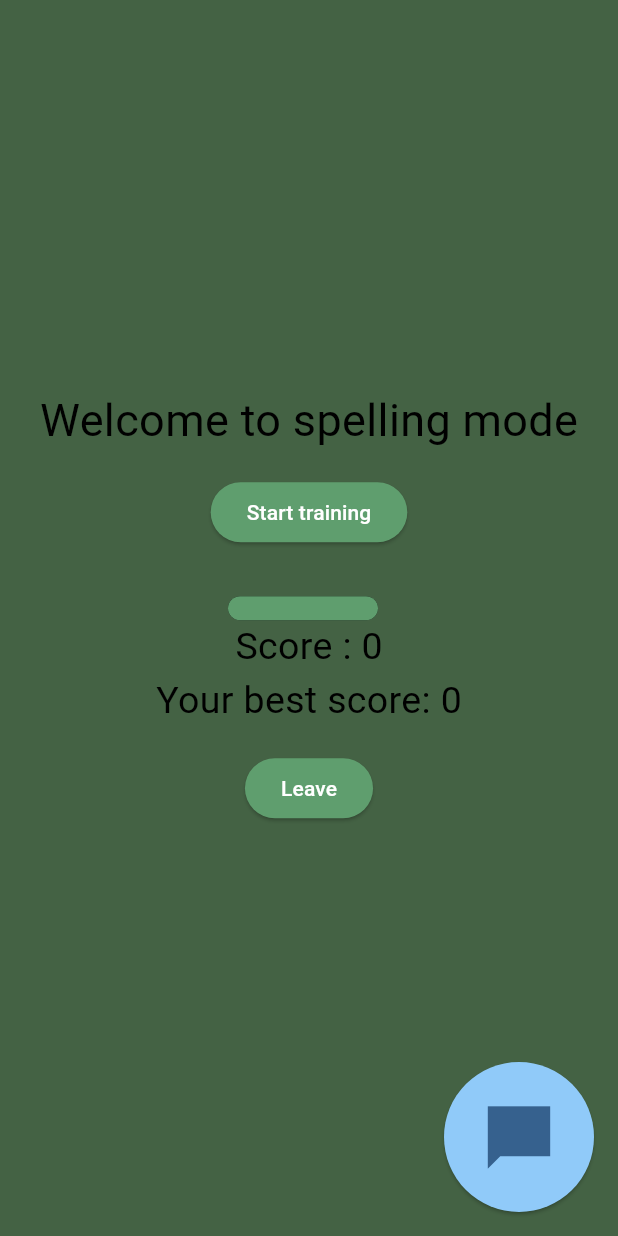
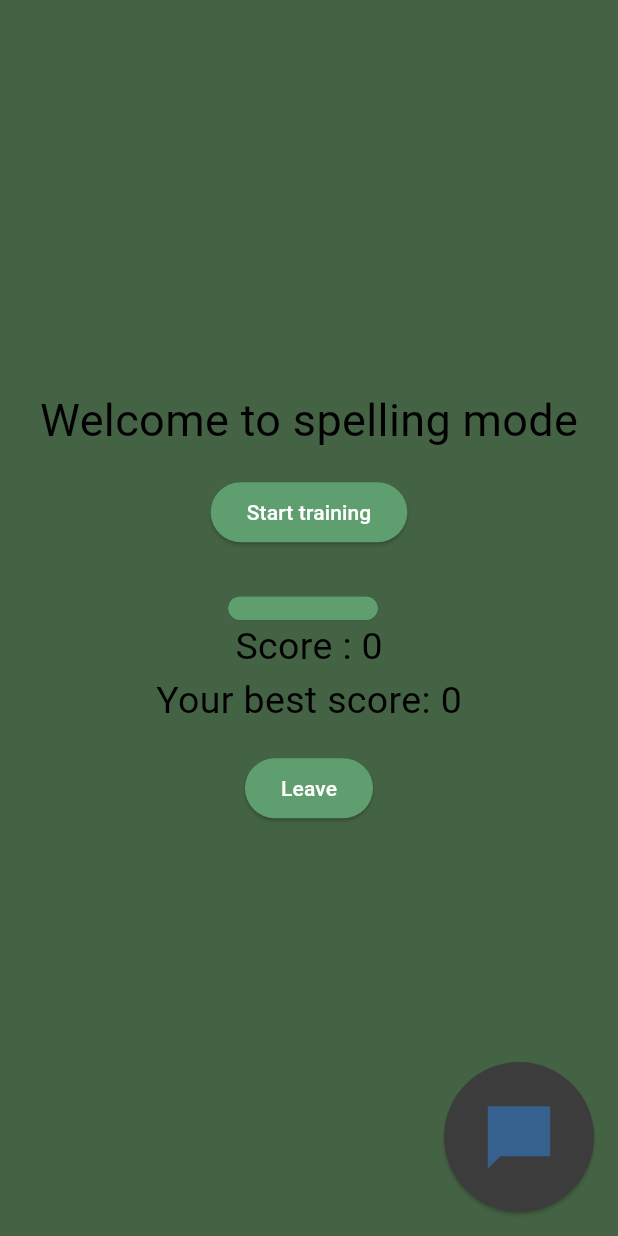
Before and after one commit to Rayounnes/LOG3900---203---Scrabble-Web-App, a Flutter app: the ModeOrthography screen opened directly, on a phone screen of 412 x 824 dp. Run offline on Flutter 3.47's test engine with Material 2 defaults, Android fonts, the light colour scheme and no system bars; our stand-ins replace camera, flutter_local_notifications, get_it, image_picker, injectable, just_audio and 2 more; network calls fail.

Commit message:
chat theme + pass exchange letters

```diff
--- a/light_client/app/lib/models/player_infos.dart
+++ b/light_client/app/lib/models/player_infos.dart
@@ -9,8 +9,8 @@ class PlayerInfos {
 
   factory PlayerInfos.fromJson(Map<String, dynamic> json) {
     return PlayerInfos(
-      username: json['username'],
-      socketId: json['socketId'],
+      username: json['username'] == null ? "" : json['username'],
+      socketId: json['socketId'] == null ? "" : json['socketId'],
     );
   }
 }
--- a/light_client/app/lib/screens/game_mode_choices.dart
+++ b/light_client/app/lib/screens/game_mode_choices.dart
@@ -111,6 +111,7 @@ class _GameChoicesState extends State<GameChoices> {
   @override
   Widget build(BuildContext context) {
     return ParentWidget(
+      theme: theme,
       child: Scaffold(
         appBar: AppBar(
           automaticallyImplyLeading: false,
--- a/light_client/app/lib/screens/help_page.dart
+++ b/light_client/app/lib/screens/help_page.dart
@@ -74,6 +74,7 @@ class _HelpSectionState extends State<HelpSection> {
   @override
   Widget build(BuildContext context) {
     return ParentWidget(
+      theme: widget.theme,
         child: Scaffold(
       appBar: AppBar(
         title: Text(translate.translateString(lang, 'Aide')),
--- a/light_client/app/lib/screens/join_game.dart
+++ b/light_client/app/lib/screens/join_game.dart
@@ -134,6 +134,7 @@ class _JoinGamesState extends State<JoinGames> {
   @override
   Widget build(BuildContext context) {
     return ParentWidget(
+      theme: theme,
       child: Scaffold(
         backgroundColor: theme == "dark"
             ? Color.fromARGB(255, 32, 107, 34)
--- a/light_client/app/lib/screens/mode_orthography.dart
+++ b/light_client/app/lib/screens/mode_orthography.dart
@@ -206,6 +206,7 @@ class _ModeOrthographyState extends State<ModeOrthography> {
   @override
   Widget build(BuildContext context) {
     return ParentWidget(
+      theme: theme,
         child: Scaffold(
       body: Container(
         color: theme == "dark"
--- a/light_client/app/lib/screens/user_account_page.dart
+++ b/light_client/app/lib/screens/user_account_page.dart
@@ -113,6 +113,7 @@ class _UserAccountPageState extends State<UserAccountPage> {
   @override
   Widget build(BuildContext context) {
     return ParentWidget(
+      theme: theme,
         child: Scaffold(
       appBar: AppBar(
         title: Text(
--- a/light_client/app/lib/screens/waiting_room.dart
+++ b/light_client/app/lib/screens/waiting_room.dart
@@ -222,6 +222,7 @@ class _WaitingRoomState extends State<WaitingRoom> {
   @override
   Widget build(BuildContext context) {
     return ParentWidget(
+      theme: theme,
         child: Scaffold(
             backgroundColor: theme == "dark"
                 ? Colors.green[800]
--- a/light_client/app/lib/widgets/information_pannel.dart
+++ b/light_client/app/lib/widgets/information_pannel.dart
@@ -151,7 +151,7 @@ class _TimerPageState extends State<TimerPage> {
       var listWords = (abandonMessage as String).split(' ');
       if (widget.isClassicMode && widget.lang == "en") {
         convertedMessage =
-            "${listWords[0]} has abandoned the game. The player has been replaced by the virtual player ${listWords[listWords.length - 1]}.";
+            "${listWords[0]} has abandoned the game. The player has been replaced by ${listWords[listWords.length - 1]}.";
       } else if (!widget.isClassicMode && widget.lang == "en") {
         convertedMessage = "${listWords[0]} has abandoned the game.";
       }
--- a/light_client/app/lib/widgets/parent_widget.dart
+++ b/light_client/app/lib/widgets/parent_widget.dart
@@ -7,8 +7,8 @@ import '../services/socket_client.dart';
 
 class ParentWidget extends StatefulWidget {
   final Widget child;
-  String? theme = 'dark';
-  ParentWidget({super.key, required this.child, this.theme});
+  final String theme;
+  ParentWidget({super.key, required this.child, required this.theme});
 
   @override
   State<ParentWidget> createState() => _ParentWidgetState();
```
Also changed, not shown: light_client/app/lib/screens/game_page.dart (+32 -6 lines).
